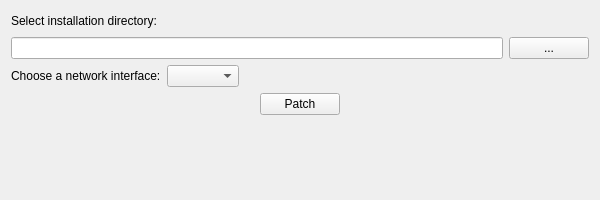
This is src/app/widget.ui in halvors/FC2MPPatcher as Qt 5 draws it before an edit. The edited form follows.
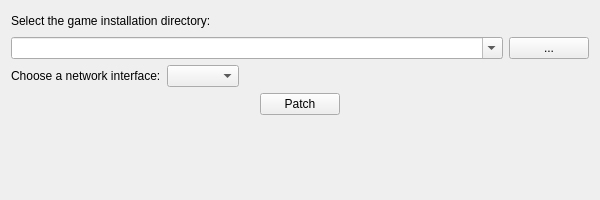
This is the edited form.

Commit message: Split directory utils up into classes and does more caching.

```diff
--- a/src/app/widget.ui
+++ b/src/app/widget.ui
@@ -19,7 +19,7 @@
      <item>
       <widget class="QLabel" name="label_installation_directory">
        <property name="text">
-        <string>Select installation directory:</string>
+        <string>Select the game installation directory:</string>
        </property>
       </widget>
      </item>
@@ -41,9 +41,15 @@
    <item>
     <layout class="QHBoxLayout" name="horizontalLayout">
      <item>
-      <widget class="QLineEdit" name="lineEdit_install_directory">
-       <property name="toolTip">
-        <string>&lt;html&gt;&lt;head/&gt;&lt;body&gt;&lt;p&gt;Enter the path to the Far Cry 2 install directory or select it using the directory selector to the right.&lt;/p&gt;&lt;/body&gt;&lt;/html&gt;</string>
+      <widget class="QComboBox" name="comboBox_install_directory">
+       <property name="sizePolicy">
+        <sizepolicy hsizetype="Expanding" vsizetype="Fixed">
+         <horstretch>0</horstretch>
+         <verstretch>0</verstretch>
+        </sizepolicy>
+       </property>
+       <property name="editable">
+        <bool>true</bool>
        </property>
       </widget>
      </item>
```
The commit also changes 4 other files.
